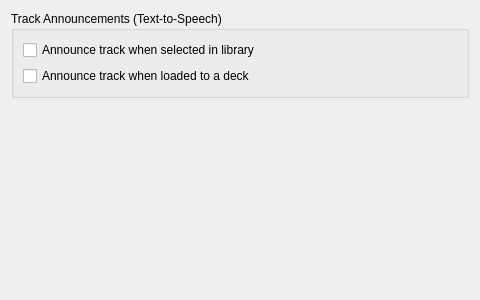
This is src/preferences/dialog/dlgprefaccessibilitydlg.ui in XeTK/mixxx as Qt 5 draws it before an edit. The edited form follows.
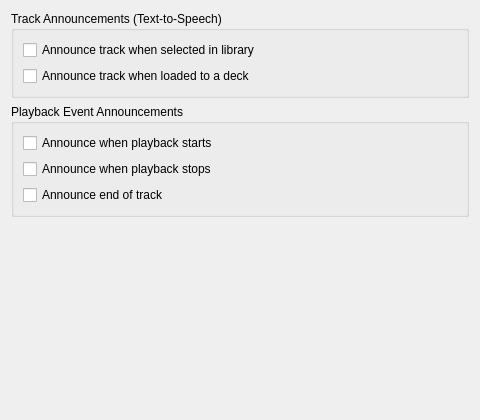
This is the edited form.

Commit message: feat(accessibility): announce play, stop, and end-of-track events

```diff
--- a/src/preferences/dialog/dlgprefaccessibilitydlg.ui
+++ b/src/preferences/dialog/dlgprefaccessibilitydlg.ui
@@ -7,7 +7,7 @@
     <x>0</x>
     <y>0</y>
     <width>480</width>
-    <height>300</height>
+    <height>420</height>
    </rect>
   </property>
   <property name="windowTitle">
@@ -43,6 +43,45 @@
      </layout>
     </widget>
    </item>
+   <item>
+    <widget class="QGroupBox" name="groupBoxPlayback">
+     <property name="title">
+      <string>Playback Event Announcements</string>
+     </property>
+     <layout class="QVBoxLayout" name="verticalLayoutPlayback">
+      <item>
+       <widget class="QCheckBox" name="checkBoxAnnouncePlay">
+        <property name="toolTip">
+         <string>Speak "Playing" when a deck starts playing.</string>
+        </property>
+        <property name="text">
+         <string>Announce when playback starts</string>
+        </property>
+       </widget>
+      </item>
+      <item>
+       <widget class="QCheckBox" name="checkBoxAnnounceStop">
+        <property name="toolTip">
+         <string>Speak "Stopped" when a deck is paused by the user.</string>
+        </property>
+        <property name="text">
+         <string>Announce when playback stops</string>
+        </property>
+       </widget>
+      </item>
+      <item>
+       <widget class="QCheckBox" name="checkBoxAnnounceEndOfTrack">
+        <property name="toolTip">
+         <string>Speak "End of track" when a track reaches the end.</string>
+        </property>
+        <property name="text">
+         <string>Announce end of track</string>
+        </property>
+       </widget>
+      </item>
+     </layout>
+    </widget>
+   </item>
    <item>
     <spacer name="verticalSpacer">
      <property name="orientation">
```
The commit also changes 5 other files.
